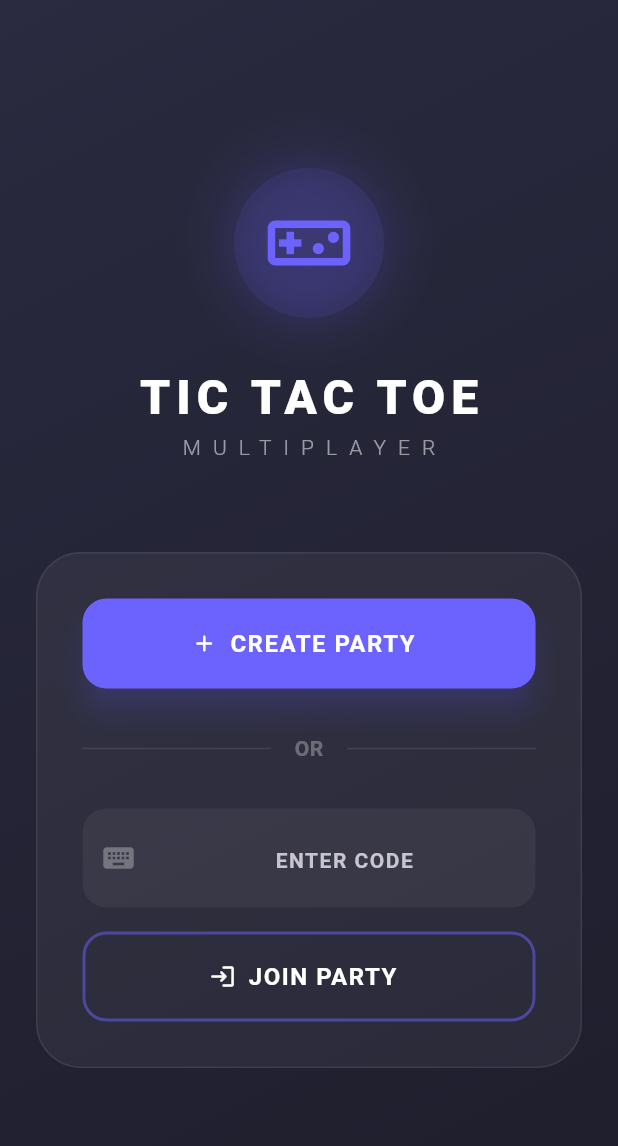
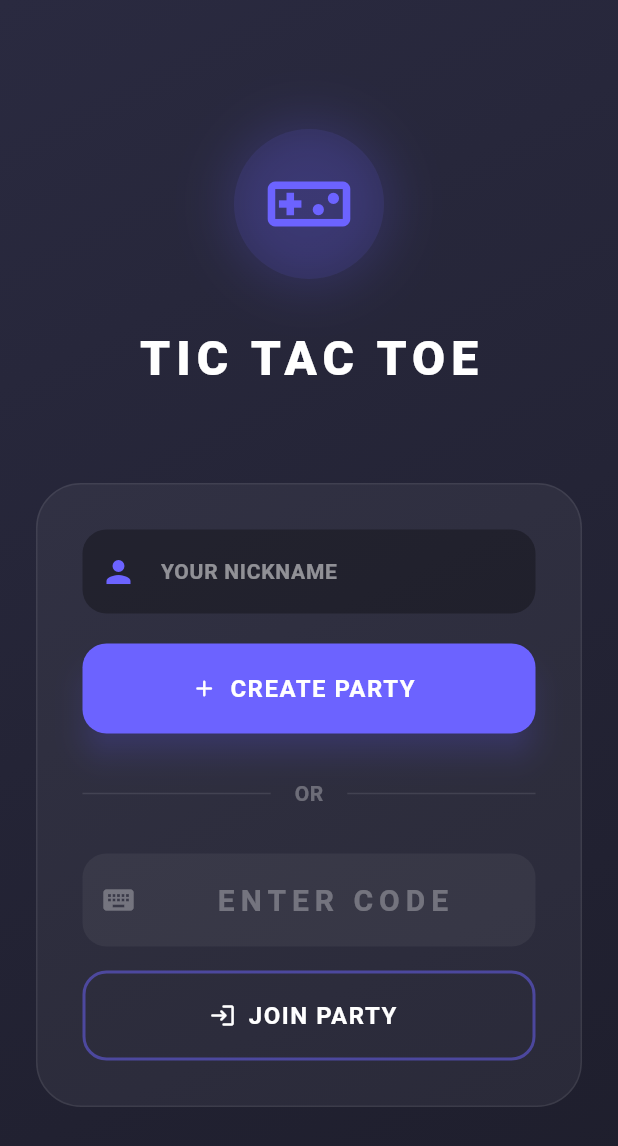
Before and after one commit to JhaSourav07/ticTakToe, a Flutter app: the screen it shows after launch, on a phone screen of 412 x 824 dp. Shown: the top 1146 px of the screen. Run offline on Flutter 3.47's test engine with Material 3 defaults, Android fonts, the phone set to English and light mode, and no system bars; our stand-ins replace cloud_firestore, firebase_core, get; accounts and stored records are empty.

Commit message:
Add player name functionality: implement nickname input in HomeView, update RoomModel and DatabaseService to handle player names, and adjust RoomController for room creation and joining.

```diff
--- a/lib/models/room_model.dart
+++ b/lib/models/room_model.dart
@@ -3,18 +3,22 @@ class RoomModel {
   List<String> board;
   String player1Id;
   String player2Id;
+  String player1Name; // New
+  String player2Name; // New
   String turn;
   String winner;
   bool isGameActive;
-  int player1Score; // New: Score for X
-  int player2Score; // New: Score for O
-  List<int> winningLine; // New: Indices of winning cells (e.g., [0,1,2])
+  int player1Score;
+  int player2Score;
+  List<int> winningLine;
 
   RoomModel({
     required this.roomId,
     required this.board,
     required this.player1Id,
     required this.player2Id,
+    required this.player1Name, // New
+    required this.player2Name, // New
     required this.turn,
     required this.winner,
     required this.isGameActive,
@@ -28,6 +32,8 @@ class RoomModel {
         'board': board,
         'player1Id': player1Id,
         'player2Id': player2Id,
+        'player1Name': player1Name, // New
+        'player2Name': player2Name, // New
         'turn': turn,
         'winner': winner,
         'isGameActive': isGameActive,
@@ -42,6 +48,8 @@ class RoomModel {
       board: List<String>.from(json['board'] ?? List.filled(9, '')),
       player1Id: json['player1Id'] ?? '',
       player2Id: json['player2Id'] ?? '',
+      player1Name: json['player1Name'] ?? 'Player 1', // New
+      player2Name: json['player2Name'] ?? 'Player 2', // New
       turn: json['turn'] ?? '',
       winner: json['winner'] ?? '',
       isGameActive: json['isGameActive'] ?? true,
--- a/lib/views/home_view.dart
+++ b/lib/views/home_view.dart
@@ -3,8 +3,6 @@ import 'package:get/get.dart';
 import '../controllers/room_controller.dart';
 
 class HomeView extends StatelessWidget {
-  // FIX: Use Get.put() to create the controller if it doesn't exist.
-  // This prevents "RoomController not found" errors.
   final RoomController controller = Get.put(RoomController());
   final TextEditingController codeController = TextEditingController();
 
@@ -14,7 +12,6 @@ class HomeView extends StatelessWidget {
   Widget build(BuildContext context) {
     return Scaffold(
       body: Container(
-        // Gradient Background
         decoration: const BoxDecoration(
           gradient: LinearGradient(
             begin: Alignment.topLeft,
@@ -29,7 +26,6 @@ class HomeView extends StatelessWidget {
               child: Column(
                 mainAxisAlignment: MainAxisAlignment.center,
                 children: [
-                  // Logo / Title Section
                   Container(
                     padding: const EdgeInsets.all(20),
                     decoration: BoxDecoration(
@@ -52,25 +48,10 @@ class HomeView extends StatelessWidget {
                   const SizedBox(height: 30),
                   const Text(
                     "TIC TAC TOE",
-                    style: TextStyle(
-                      fontSize: 32,
-                      fontWeight: FontWeight.w900,
-                      letterSpacing: 4,
-                      color: Colors.white,
-                    ),
-                  ),
-                  const Text(
-                    "MULTIPLAYER",
-                    style: TextStyle(
-                      fontSize: 14,
-                      fontWeight: FontWeight.w300,
-                      letterSpacing: 8,
-                      color: Colors.white54,
-                    ),
+                    style: TextStyle(fontSize: 32, fontWeight: FontWeight.w900, letterSpacing: 4, color: Colors.white),
                   ),
                   const SizedBox(height: 60),
 
-                  // Game Menu Card
                   Container(
                     padding: const EdgeInsets.all(30),
                     decoration: BoxDecoration(
@@ -80,17 +61,28 @@ class HomeView extends StatelessWidget {
                     ),
                     child: Column(
                       children: [
-                        // Create Room Button
+                        // NICKNAME INPUT
+                        TextField(
+                          controller: controller.nameController,
+                          style: const TextStyle(color: Colors.white, fontWeight: FontWeight.bold),
+                          decoration: InputDecoration(
+                            hintText: "YOUR NICKNAME",
+                            hintStyle: TextStyle(color: Colors.white.withOpacity(0.5), fontSize: 14),
+                            prefixIcon: const Icon(Icons.person, color: Color(0xFF6C63FF)),
+                            filled: true,
+                            fillColor: Colors.black.withOpacity(0.3),
+                            border: OutlineInputBorder(borderRadius: BorderRadius.circular(16), borderSide: BorderSide.none),
+                          ),
+                        ),
+                        const SizedBox(height: 20),
+
                         SizedBox(
                           width: double.infinity,
                           height: 60,
                           child: ElevatedButton.icon(
                             onPressed: () => controller.createRoom(),
                             icon: const Icon(Icons.add_rounded),
-                            label: const Text(
-                              "CREATE PARTY",
-                              style: TextStyle(fontSize: 16, fontWeight: FontWeight.bold, letterSpacing: 1),
-                            ),
+                            label: const Text("CREATE PARTY", style: TextStyle(fontSize: 16, fontWeight: FontWeight.bold, letterSpacing: 1)),
                             style: ElevatedButton.styleFrom(
                               backgroundColor: const Color(0xFF6C63FF),
                               foregroundColor: Colors.white,
@@ -99,25 +91,18 @@ class HomeView extends StatelessWidget {
                         ),
 
                         const SizedBox(height: 30),
-
-                        // Divider
                         Row(
                           children: [
                             Expanded(child: Divider(color: Colors.white.withOpacity(0.1))),
                             Padding(
                               padding: const EdgeInsets.symmetric(horizontal: 16),
-                              child: Text(
-                                "OR",
-                                style: TextStyle(color: Colors.white.withOpacity(0.3), fontWeight: FontWeight.bold),
-                              ),
+                              child: Text("OR", style: TextStyle(color: Colors.white.withOpacity(0.3), fontWeight: FontWeight.bold)),
                             ),
                             Expanded(child: Divider(color: Colors.white.withOpacity(0.1))),
                           ],
                         ),
-
                         const SizedBox(height: 30),
 
-                        // Join Input
                         TextField(
                           controller: codeController,
                           keyboardType: TextInputType.number,
@@ -125,15 +110,11 @@ class HomeView extends StatelessWidget {
                           style: const TextStyle(fontSize: 20, letterSpacing: 4, fontWeight: FontWeight.bold, color: Colors.white),
                           decoration: const InputDecoration(
                             hintText: "ENTER CODE",
-                            hintStyle: TextStyle(fontSize: 14, letterSpacing: 1),
-                            contentPadding: EdgeInsets.symmetric(vertical: 18),
                             prefixIcon: Icon(Icons.keyboard, color: Colors.white30),
                           ),
                         ),
-
                         const SizedBox(height: 16),
 
-                        // Join Button
                         SizedBox(
                           width: double.infinity,
                           height: 60,
@@ -144,10 +125,7 @@ class HomeView extends StatelessWidget {
                               }
                             },
                             icon: const Icon(Icons.login_rounded),
-                            label: const Text(
-                              "JOIN PARTY",
-                              style: TextStyle(fontSize: 16, fontWeight: FontWeight.bold, letterSpacing: 1),
-                            ),
+                            label: const Text("JOIN PARTY", style: TextStyle(fontSize: 16, fontWeight: FontWeight.bold, letterSpacing: 1)),
                             style: OutlinedButton.styleFrom(
                               foregroundColor: Colors.white,
                               side: BorderSide(color: const Color(0xFF6C63FF).withOpacity(0.5), width: 2),
```
Also changed, not shown: lib/controllers/room_controller.dart (+35 -17 lines), lib/services/database_service.dart (+6 -9 lines), lib/views/game_view.dart (+29 -26 lines).
